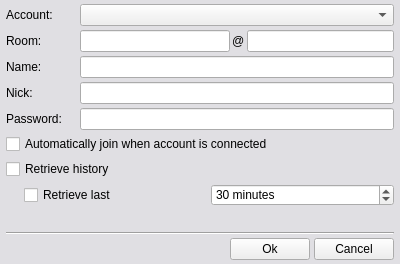
Above: share/skins/default/chatroomedit.ui from itds-consulting/yate before the change. Below: the same form after it.
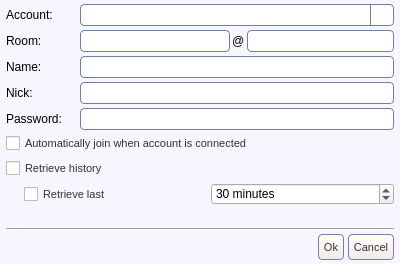
That is the form after the change. Icons and pictures are not drawn.

Commit message: Moved channel control buttons to channel item in channels list. Conference and transfer are now done from master channel and shown in its item in channels list. Changed user interface colors and shapes.

```diff
--- a/share/skins/default/chatroomedit.ui
+++ b/share/skins/default/chatroomedit.ui
@@ -32,8 +32,87 @@
   </property>
   <property name="styleSheet" >
    <string>QWidget#chatroomedit {
-  background-color:#e0dfe3;
+  background:#f7f5fd;
 }
+QLineEdit {
+  color:#333333;
+  border: 1px solid #717fa0;
+  border-radius: 4px;
+}
+QAbstractButton { font-size: 11px; color: #333333; }
+QToolButton {
+  border: 1px solid #717fa0;
+  border-radius: 4px;
+  background: qlineargradient(x1: 0, y1: 0, x2: 0, y2: 1, stop: 0 #ffffff, stop: 1 #f6e8e8);
+}
+QToolButton:hover { background: qlineargradient(x1: 0, y1: 0, x2: 0, y2: 1, stop: 0 #ffffff, stop: 1 #f9f3f3); }
+QToolButton:pressed { background: qlineargradient(x1: 0, y1: 0, x2: 0, y2: 1, stop: 0 #f6e8e8, stop: 1 #ffffff); }
+QPushButton {
+  border: 1px solid #717fa0;
+  border-radius: 4px;
+  background: qlineargradient(x1: 0, y1: 0, x2: 0, y2: 1, stop: 0 #ffffff, stop: 1 #f6e8e8);
+}
+QPushButton:hover { background: qlineargradient(x1: 0, y1: 0, x2: 0, y2: 1, stop: 0 #ffffff, stop: 1 #f9f3f3); }
+QPushButton:pressed { background: qlineargradient(x1: 0, y1: 0, x2: 0, y2: 1, stop: 0 #f6e8e8, stop: 1 #ffffff); }
+QComboBox::down-arrow { image: url(cb_arrow.png); }
+QComboBox::down-arrow:on { top: 1px; left: 1px; }
+QComboBox {
+  padding-left: 2px;
+  padding-right: 25px;
+  border: 1px solid #717fa0;
+  border-radius: 4px;
+}
+QComboBox::drop-down {
+  width: 22px;
+  border-left: 1px solid #717fa0;
+}
+QCheckBox::indicator:checked { image: url(checkbox_on.png); }
+QCheckBox::indicator:unchecked { image: url(checkbox_off.png); }
+QRadioButton::indicator:checked { image: url(radio_on.png); }
+QRadioButton::indicator:unchecked { image: url(radio_off.png); }
+QScrollBar { border: 1px solid #717fa0; background: white; }
+QScrollBar::handle {
+  background: qlineargradient(x1: 0, y1: 0, x2: 0, y2: 1, stop: 0 #ffffff, stop: 1 #f6e8e8);
+  border: 1px solid #717fa0;
+}
+QScrollBar:vertical {
+  width: 14px;
+  margin: 16px 0px 16px 0px;
+  border-top: 0px;
+  border-bottom: 0px;
+  border-right: 0px;
+}
+QScrollBar:horizontal {
+  height: 14px;
+  margin: 0px 16px 0px 16px;
+  border-left: 0px;
+  border-right: 0px;
+  border-bottom: 0px;
+}
+QScrollBar::add-line {
+  height: 13px;
+  width: 13px;
+  border: 1px solid #717fa0;
+  subcontrol-origin: margin;
+  background: qlineargradient(x1: 0, y1: 0, x2: 0, y2: 1, stop: 0 #ffffff, stop: 1 #f6e8e8);
+}
+QScrollBar::sub-line {
+  height: 13px;
+  width: 13px;
+  border: 1px solid #717fa0;
+  subcontrol-origin: margin;
+  background: qlineargradient(x1: 0, y1: 0, x2: 0, y2: 1, stop: 0 #ffffff, stop: 1 #f6e8e8);
+}
+QScrollBar::handle:vertical { border-left: 0px; border-right: 0px; }
+QScrollBar::handle:horizontal { border-top: 0px; border-bottom: 0px; }
+QScrollBar::add-line:vertical { subcontrol-position: bottom; image: url(scroll_down.png); height: 14px; }
+QScrollBar::sub-line:vertical { subcontrol-position: top; image: url(scroll_up.png); height: 14px; }
+QScrollBar::add-line:horizontal { subcontrol-position: right; image: url(scroll_right.png); width: 14px; }
+QScrollBar::sub-line:horizontal { subcontrol-position: left; image: url(scroll_left.png); width: 14px; }
+QScrollBar::up-arrow:pressed { border: 1px solid #717fa0; }
+QScrollBar::down-arrow:pressed { border: 1px solid #717fa0; }
+QScrollBar::left-arrow:pressed { border: 1px solid #717fa0; }
+QScrollBar::right-arrow:pressed { border: 1px solid #717fa0; }
 </string>
   </property>
   <property name="_yate_windowflags" stdset="0" >
@@ -554,28 +633,82 @@
       </spacer>
      </item>
      <item>
-      <widget class="QPushButton" name="chatroomedit_ok" >
+      <widget class="QToolButton" name="chatroomedit_ok" >
+       <property name="sizePolicy" >
+        <sizepolicy vsizetype="Fixed" hsizetype="Minimum" >
+         <horstretch>0</horstretch>
+         <verstretch>0</verstretch>
+        </sizepolicy>
+       </property>
+       <property name="minimumSize" >
+        <size>
+         <width>0</width>
+         <height>26</height>
+        </size>
+       </property>
+       <property name="maximumSize" >
+        <size>
+         <width>16777215</width>
+         <height>26</height>
+        </size>
+       </property>
        <property name="text" >
         <string>Ok</string>
        </property>
        <property name="icon" >
         <iconset>ok.png</iconset>
        </property>
-       <property name="shortcut" >
-        <string>Return</string>
+       <property name="toolButtonStyle" >
+        <enum>Qt::ToolButtonTextBesideIcon</enum>
+       </property>
+       <property name="_yate_normal_icon" stdset="0" >
+        <string>ok.png</string>
+       </property>
+       <property name="_yate_pressed_icon" stdset="0" >
+        <string>ok_pressed.png</string>
+       </property>
+       <property name="_yate_hover_icon" stdset="0" >
+        <string>ok_hover.png</string>
        </property>
       </widget>
      </item>
      <item>
-      <widget class="QPushButton" name="button_hide" >
+      <widget class="QToolButton" name="button_hide" >
+       <property name="sizePolicy" >
+        <sizepolicy vsizetype="Fixed" hsizetype="Minimum" >
+         <horstretch>0</horstretch>
+         <verstretch>0</verstretch>
+        </sizepolicy>
+       </property>
+       <property name="minimumSize" >
+        <size>
+         <width>0</width>
+         <height>26</height>
+        </size>
+       </property>
+       <property name="maximumSize" >
+        <size>
+         <width>16777215</width>
+         <height>26</height>
+        </size>
+       </property>
        <property name="text" >
         <string>Cancel</string>
        </property>
        <property name="icon" >
         <iconset>close.png</iconset>
        </property>
-       <property name="shortcut" >
-        <string>Esc</string>
+       <property name="toolButtonStyle" >
+        <enum>Qt::ToolButtonTextBesideIcon</enum>
+       </property>
+       <property name="_yate_normal_icon" stdset="0" >
+        <string>cancel.png</string>
+       </property>
+       <property name="_yate_pressed_icon" stdset="0" >
+        <string>cancel_pressed.png</string>
+       </property>
+       <property name="_yate_hover_icon" stdset="0" >
+        <string>cancel_hover.png</string>
        </property>
       </widget>
      </item>
```
Left out of the diff: 2 changed lines with no effect on the pictures. The commit also changes 200 other files.
